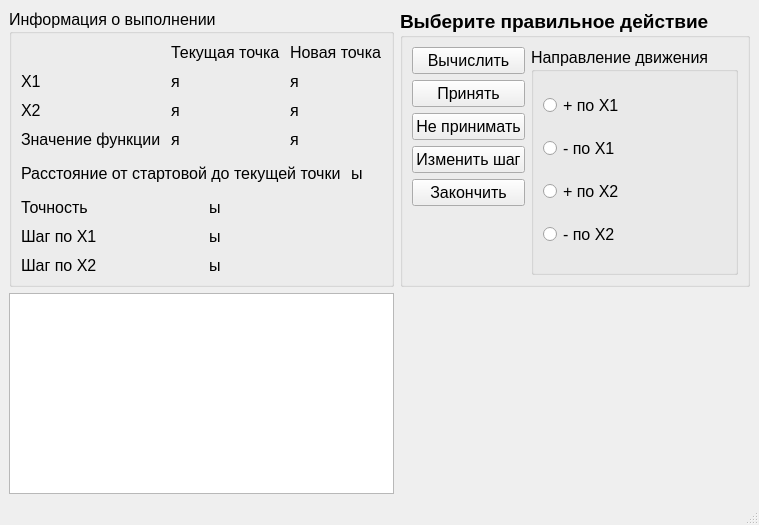
First picture: the form in optimizationmethods/ui/CWdescent_fixwindow.ui, repository Eliminationzx/optimizationmethods, before the edit.
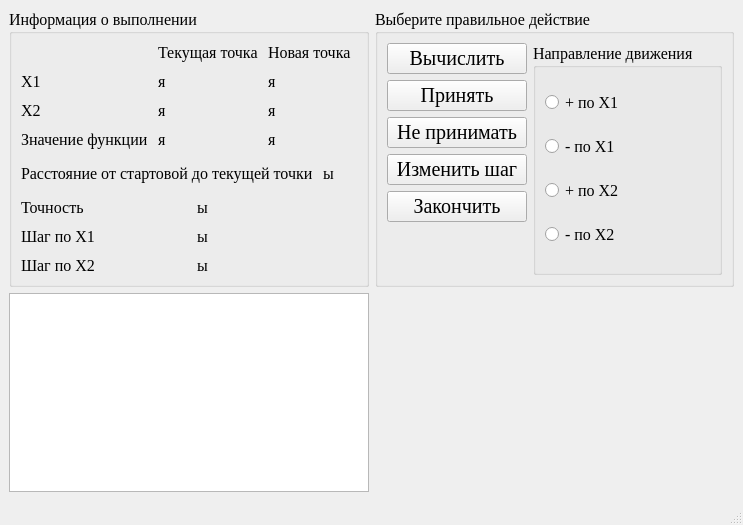
Second picture: the form after the edit.

Commit message: optimizationmethods: поправил шрифты

Diff of the .ui file:
```diff
--- a/optimizationmethods/ui/CWdescent_fixwindow.ui
+++ b/optimizationmethods/ui/CWdescent_fixwindow.ui
@@ -10,6 +10,12 @@
     <height>525</height>
    </rect>
   </property>
+  <property name="font">
+   <font>
+    <family>Times New Roman</family>
+    <pointsize>12</pointsize>
+   </font>
+  </property>
   <property name="windowTitle">
    <string>MainWindow</string>
   </property>
@@ -17,11 +23,6 @@
    <layout class="QGridLayout" name="gridLayout_2" rowstretch="0,1" columnstretch="1,1">
     <item row="0" column="0">
      <widget class="QGroupBox" name="groupBox_2">
-      <property name="font">
-       <font>
-        <pointsize>12</pointsize>
-       </font>
-      </property>
       <property name="title">
        <string>Информация о выполнении</string>
       </property>
@@ -188,13 +189,6 @@
     </item>
     <item row="0" column="1">
      <widget class="QGroupBox" name="groupBox_3">
-      <property name="font">
-       <font>
-        <pointsize>14</pointsize>
-        <weight>75</weight>
-        <bold>true</bold>
-       </font>
-      </property>
       <property name="title">
        <string>Выберите правильное действие</string>
       </property>
@@ -203,9 +197,7 @@
         <widget class="QPushButton" name="calculate_bt">
          <property name="font">
           <font>
-           <pointsize>12</pointsize>
-           <weight>50</weight>
-           <bold>false</bold>
+           <pointsize>15</pointsize>
           </font>
          </property>
          <property name="text">
@@ -217,7 +209,6 @@
         <widget class="QGroupBox" name="groupBox">
          <property name="font">
           <font>
-           <pointsize>12</pointsize>
            <weight>50</weight>
            <bold>false</bold>
           </font>
@@ -261,9 +252,7 @@
         <widget class="QPushButton" name="accept_bt">
          <property name="font">
           <font>
-           <pointsize>12</pointsize>
-           <weight>50</weight>
-           <bold>false</bold>
+           <pointsize>15</pointsize>
           </font>
          </property>
          <property name="text">
@@ -275,9 +264,7 @@
         <widget class="QPushButton" name="not_accept_bt">
          <property name="font">
           <font>
-           <pointsize>12</pointsize>
-           <weight>50</weight>
-           <bold>false</bold>
+           <pointsize>15</pointsize>
           </font>
          </property>
          <property name="text">
@@ -289,9 +276,7 @@
         <widget class="QPushButton" name="end_bt">
          <property name="font">
           <font>
-           <pointsize>12</pointsize>
-           <weight>50</weight>
-           <bold>false</bold>
+           <pointsize>15</pointsize>
           </font>
          </property>
          <property name="text">
@@ -303,9 +288,7 @@
         <widget class="QPushButton" name="change_step_bt">
          <property name="font">
           <font>
-           <pointsize>12</pointsize>
-           <weight>50</weight>
-           <bold>false</bold>
+           <pointsize>15</pointsize>
           </font>
          </property>
          <property name="text">
```
Left out of the diff: 2 changed lines with no effect on the pictures. The commit also changes 1 other file.
